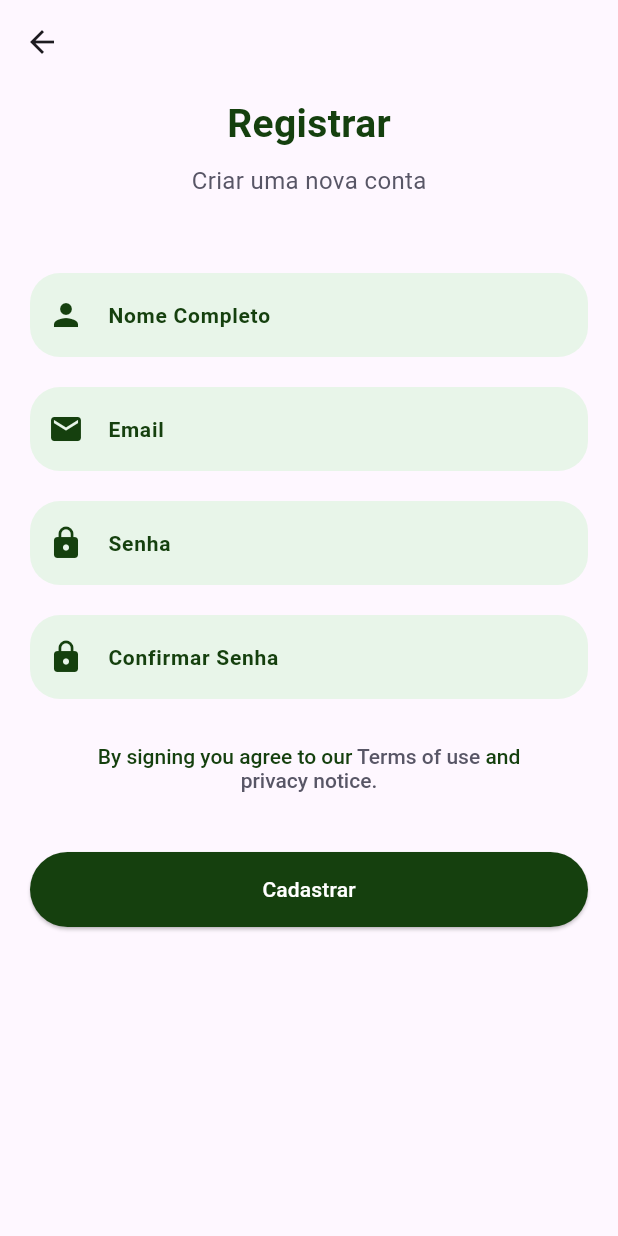
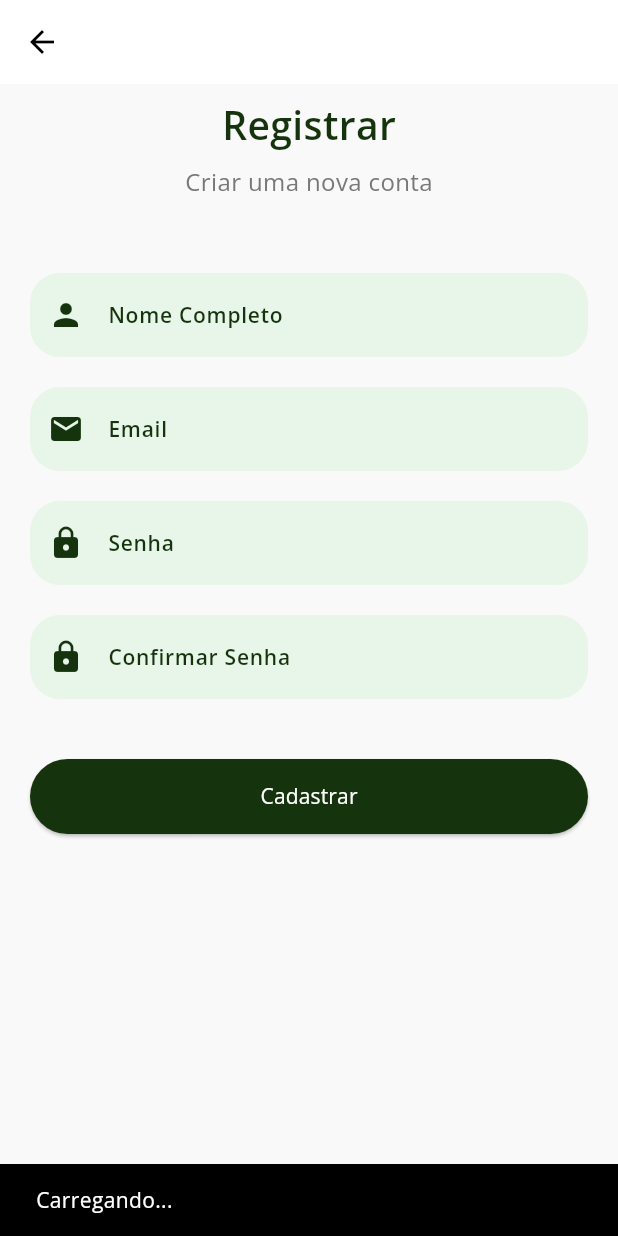
Before and after one commit to tainami/plant-app, a Flutter app: the RegisterScreen screen opened by its route, after a tap on "Cadastrar", on a phone screen of 412 x 824 dp. Run offline on Flutter 3.47's test engine with Material 3 defaults, Android fonts, the phone set to English and light mode, and no system bars; our stand-ins replace bloc, cloud_firestore, firebase_auth, firebase_core, flutter_bloc, get_it and 1 more; accounts and stored records are empty; network calls fail.

Commit message:
ajustando lógica na tela de cadastro

```diff
--- a/lib/app/app.dart
+++ b/lib/app/app.dart
@@ -4,6 +4,7 @@ import 'package:plant/app/auth/screen/register_screen.dart';
 import 'package:plant/app/home/screen/home_screen.dart';
 import 'package:plant/app/profile/profile_screen.dart';
 import 'package:plant/app/splash/splash_screen.dart';
+import 'package:plant/core/themes/app_theme.dart';
 
 class App extends StatelessWidget {
   const App({super.key});
@@ -12,7 +13,9 @@ class App extends StatelessWidget {
   Widget build(BuildContext context) {
     return MaterialApp(
       title: "Plant App",
-      theme: ThemeData(primarySwatch: Colors.blue),
+      theme: PlantThemeData.primary(),
+      darkTheme: PlantThemeData.secondary(),
+      themeMode: ThemeMode.light,
       initialRoute: "/",
       routes: {
         "/": (context) => const LoginScreen(),
--- a/lib/app/auth/bloc/auth_bloc.dart
+++ b/lib/app/auth/bloc/auth_bloc.dart
@@ -35,7 +35,7 @@ class AuthBloc extends Bloc<AuthEvent, AuthState> {
     final (user, error) =
         await repository.register(event.email, event.password);
     if (user != null) {
-      emit(AuthAuthenticated(user.email));
+      emit(AuthRegistered(user.email));
     } else if (error != null) {
       emit(
         AuthError('Erro ao registrar. Verifique os dados informados.'),
--- a/lib/app/auth/bloc/auth_event.dart
+++ b/lib/app/auth/bloc/auth_event.dart
@@ -1,4 +1,4 @@
-abstract class AuthEvent {}
+sealed class AuthEvent {}
 
 class AuthLoginEvent extends AuthEvent {
   final String email;
--- a/lib/app/auth/bloc/auth_state.dart
+++ b/lib/app/auth/bloc/auth_state.dart
@@ -1,4 +1,4 @@
-abstract class AuthState {}
+sealed class AuthState {}
 
 class AuthInitial extends AuthState {}
 
@@ -10,7 +10,11 @@ class AuthAuthenticated extends AuthState {
   AuthAuthenticated(this.email);
 }
 
-class AuthUnauthenticated extends AuthState {}
+class AuthRegistered extends AuthState {
+  final String email;
+
+  AuthRegistered(this.email);
+}
 
 class AuthError extends AuthState {
   final String message;
--- a/lib/app/auth/screen/register_screen.dart
+++ b/lib/app/auth/screen/register_screen.dart
@@ -1,4 +1,9 @@
 import 'package:flutter/material.dart';
+import 'package:flutter_bloc/flutter_bloc.dart';
+import 'package:plant/app/auth/bloc/auth_bloc.dart';
+import 'package:plant/app/auth/bloc/auth_event.dart';
+import 'package:plant/app/auth/bloc/auth_state.dart';
+import 'package:plant/core/di/di.dart';
 import 'package:plant/core/themes/app_colors.dart';
 import 'package:plant/core/widgets/custom_text_field.dart';
 
@@ -10,6 +15,7 @@ class RegisterScreen extends StatefulWidget {
 }
 
 class _RegisterScreenState extends State<RegisterScreen> {
+  late final AuthBloc bloc;
   final _formKey = GlobalKey<FormState>();
   late TextEditingController _nameController;
   late TextEditingController _emailController;
@@ -19,6 +25,7 @@ class _RegisterScreenState extends State<RegisterScreen> {
   @override
   void initState() {
     super.initState();
+    bloc = getIt<AuthBloc>();
     _nameController = TextEditingController();
     _emailController = TextEditingController();
     _passwordController = TextEditingController();
@@ -27,6 +34,7 @@ class _RegisterScreenState extends State<RegisterScreen> {
 
   @override
   void dispose() {
+    bloc.close();
     _nameController.dispose();
     _emailController.dispose();
     _passwordController.dispose();
@@ -34,16 +42,53 @@ class _RegisterScreenState extends State<RegisterScreen> {
     super.dispose();
   }
 
+  void register() {
+    if (_formKey.currentState!.validate()) {
+      final email = _emailController.text.trim();
+      final password = _passwordController.text.trim();
+      final confirmPassword = _confirmPasswordController.text.trim();
+
+      if (password != confirmPassword) {
+        ScaffoldMessenger.of(context).showSnackBar(
+          const SnackBar(content: Text("As senhas não coincidem.")),
+        );
+        return;
+      }
+
+      bloc.add(AuthRegisterEvent(email, password));
+    }
+  }
+
   @override
   Widget build(BuildContext context) {
     return Scaffold(
       appBar: AppBar(),
-      body: Stack(
-        children: [
-          Form(
+      body: BlocListener<AuthBloc, AuthState>(
+        bloc: bloc,
+        listener: (context, state) {
+          if (state is AuthLoading) {
+            ScaffoldMessenger.of(context).showSnackBar(
+              const SnackBar(content: Text('Carregando...')),
+            );
+          } else if (state is AuthRegistered) {
+            ScaffoldMessenger.of(context).showSnackBar(
+              const SnackBar(content: Text('Cadastro realizado com sucesso!')),
+            );
+            final email = _emailController.text;
+            final password = _passwordController.text;
+            bloc.add(AuthLoginEvent(email, password));
+          } else if (state is AuthAuthenticated) {
+            Navigator.pushReplacementNamed(context, '/home');
+          } else if (state is AuthError) {
+            ScaffoldMessenger.of(context).showSnackBar(
+              SnackBar(content: Text(state.message)),
+            );
+          }
+        },
+        child: Form(
           key: _formKey,
           child: Padding(
-              padding: const EdgeInsets.only(right: 20, left: 20),
+            padding: const EdgeInsets.symmetric(horizontal: 20),
             child: Column(
               children: [
                 const Padding(
@@ -65,7 +110,7 @@ class _RegisterScreenState extends State<RegisterScreen> {
                         "Criar uma nova conta",
                         style: TextStyle(
                           fontSize: 16,
-                            color: AppColors.grey,
+                          color: AppColors.gray,
                         ),
                       ),
                     ],
@@ -96,72 +141,28 @@ class _RegisterScreenState extends State<RegisterScreen> {
                   icon: Icons.lock,
                   obscureText: true,
                 ),
-                  const SizedBox(height: 30),
-                  Padding(
-                    padding: const EdgeInsets.symmetric(horizontal: 40),
-                    child: RichText(
-                      textAlign: TextAlign.center,
-                      text: const TextSpan(
-                        style: TextStyle(
-                          fontSize: 14,
-                          color: Colors.black,
+                const SizedBox(height: 40),
+                ElevatedButton(
+                  onPressed: () {
+                    if (_formKey.currentState!.validate()) {
+                      final email = _emailController.text;
+                      final password = _passwordController.text;
+                      bloc.add(AuthRegisterEvent(email, password));
+                    }
+                  },
+                  style: ButtonStyle(
+                    backgroundColor: WidgetStateProperty.all(AppColors.green),
+                    minimumSize: WidgetStateProperty.all(const Size(400, 50)),
                   ),
-                        children: [
-                          TextSpan(
-                            text: "By signing you agree to our ",
-                            style: TextStyle(
-                              color: AppColors.green,
-                              fontSize: 14,
-                              fontWeight: FontWeight.w500,
-                            ),
-                          ),
-                          TextSpan(
-                            text: "Terms of use ",
-                            style: TextStyle(
-                              color: AppColors.grey,
-                              fontSize: 14,
-                              fontWeight: FontWeight.w500,
-                            ),
-                          ),
-                          TextSpan(
-                            text: "and ",
-                            style: TextStyle(
-                              color: AppColors.green,
-                              fontSize: 14,
-                              fontWeight: FontWeight.w500,
-                            ),
-                          ),
-                          TextSpan(
-                            text: "privacy notice.",
-                            style: TextStyle(
-                              color: AppColors.grey,
-                              fontSize: 14,
-                              fontWeight: FontWeight.w500,
+                  child: const Text(
+                    "Cadastrar",
+                    style: TextStyle(color: Colors.white),
                   ),
                 ),
               ],
             ),
           ),
         ),
-                  const SizedBox(height: 40),
-                  ElevatedButton(
-                    onPressed: () {},
-                    style: ButtonStyle(
-                      backgroundColor: WidgetStateProperty.all(AppColors.green),
-                      minimumSize: WidgetStateProperty.all(const Size(400, 50)),
-                    ),
-                    child: const Text(
-                      "Cadastrar",
-                      style: TextStyle(
-                        color: Color(0xFFFFFFFF),
-                      ),
-                    ),
-                  ),
-                ],
-              ),
-            ),
-          ),
-        ],
       ),
     );
   }
--- a/lib/core/themes/app_colors.dart
+++ b/lib/core/themes/app_colors.dart
@@ -1,13 +1,28 @@
 import 'package:flutter/material.dart';
 
 class AppColors {
-  static const primary = Color(0xFFFF941A);
-  static const grey = Color(0xFF585666);
-  static const delete = Color(0xFFE83F5B);
-  static const heading = Color(0xFF585666);
-  static const body = Color(0xFF706E7A);
-  static const stroke = Color(0xFFE3E3E6);
-  static const shape = Color(0xFFFAFAFC);
-  static const green = Color(0xFF15400E);
-  static const background = Color(0xFFFFFFFF);
+  static const Color light = Colors.white;
+  static const Color backgroundPlus = Color.fromARGB(255, 249, 249, 249);
+  static const Color lightPlus1 = Color(0xFFFCF6F6);
+  static const Color primary = Color(0xFFcfb8a1);
+  static const Color green = Color(0xFF15340d);
+  static const Color gray = Color(0xFF787878);
+
+  // COMMON
+  static const Color statusGray = Color(0xFF727273);
+  static const Color regularGray = Color(0xFF828282);
+  static const Color lightPlus2 = Color(0xFFBFBBBB);
+  static const Color transparent = Colors.transparent;
+
+  // DARK THEME
+  static const Color semiblack = Color.fromARGB(221, 30, 30, 30);
+  static const Color black = Colors.black;
+  static const Color lowBlack = Color.fromARGB(255, 38, 38, 38);
+  static const Color secondaryDarkColor = Color.fromARGB(255, 139, 172, 139);
+  static const Color dark = Color(0XFF191919);
+
+  // ALERT
+  static const Color success = Colors.green;
+  static const Color error = Colors.red;
+  static const Color warning = Color.fromARGB(255, 242, 193, 45);
 }
--- a/lib/core/widgets/custom_text_field.dart
+++ b/lib/core/widgets/custom_text_field.dart
@@ -6,6 +6,7 @@ class CustomTextField extends StatelessWidget {
   final String labelText;
   final IconData icon;
   final bool obscureText;
+  final String? Function(String?)? validator;
 
   const CustomTextField({
     super.key,
@@ -13,6 +14,7 @@ class CustomTextField extends StatelessWidget {
     required this.labelText,
     required this.icon,
     this.obscureText = false,
+    this.validator,
   });
 
   @override
@@ -46,6 +48,7 @@ class CustomTextField extends StatelessWidget {
           color: AppColors.green,
         ),
       ),
+      validator: validator,
     );
   }
 }
```
Also changed, not shown: lib/app/auth/screen/login_screen.dart (+29 -10 lines), lib/core/extensions/media_query_extension.dart (added, +13 -0 lines), lib/core/extensions/theme_extension.dart (added, +67 -0 lines), lib/core/themes/app_text_styles.dart (deleted, +0 -111 lines), lib/core/themes/app_theme.dart (added, +149 -0 lines), lib/core/themes/color_helper.dart (added, +23 -0 lines), lib/core/utils/input_validator.dart (added, +38 -0 lines). Lines whose indentation alone changed are shown as unchanged.
